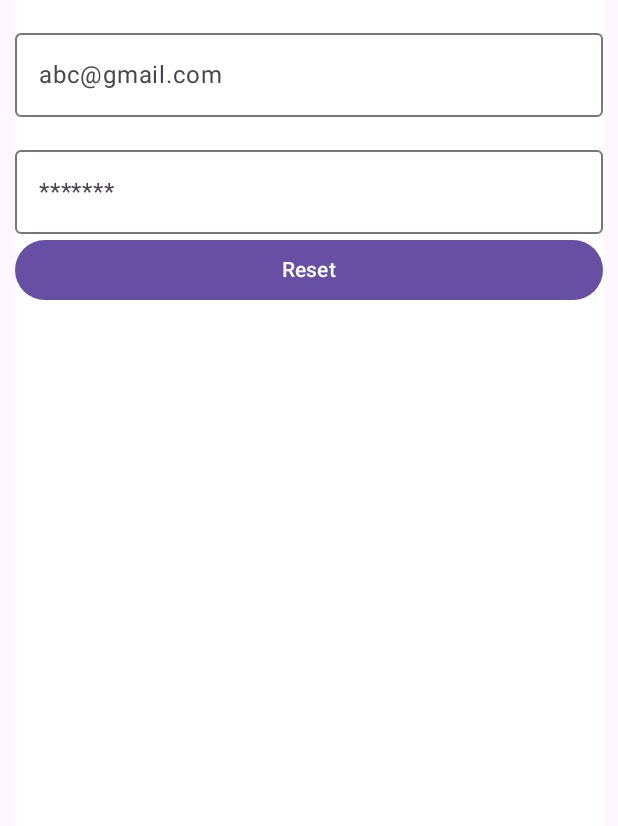
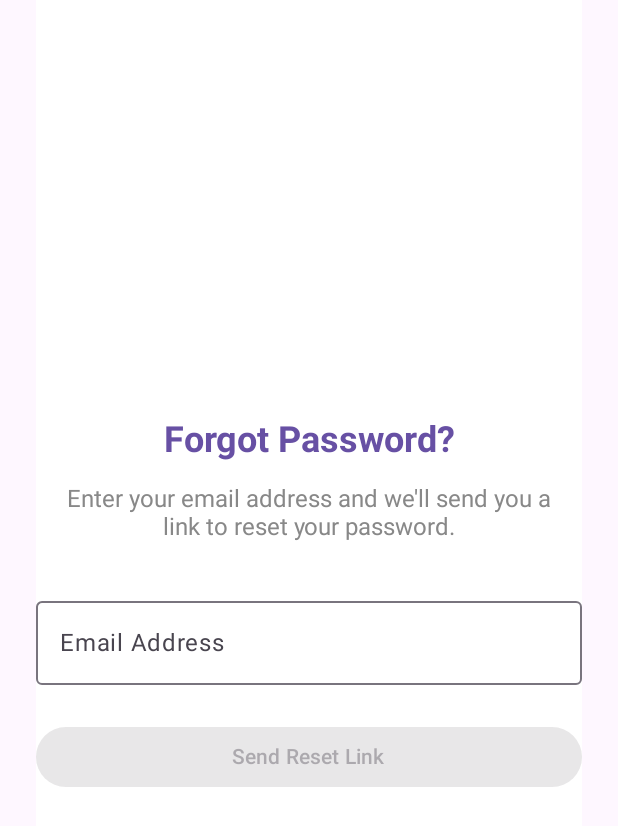
Before and after one commit to ddaav/IndividualProject, an Android app built with Jetpack Compose: the ForgetPasswordActivity screen opened directly, with no data from a screen before it, on a phone screen of 412 x 824 dp. Shown: the top 826 px of the screen. Run offline under Robolectric (Android 15) with nearby library versions, the phone set to English and light mode, and no system bars.

Commit message:
forget password

```diff
--- a/app/src/main/java/com/example/individualproject/ForgetPasswordActivity.kt
+++ b/app/src/main/java/com/example/individualproject/ForgetPasswordActivity.kt
@@ -1,20 +1,20 @@
 package com.example.individualproject
-
 
 import android.os.Bundle
 import androidx.activity.ComponentActivity
 import androidx.activity.compose.setContent
 import androidx.activity.enableEdgeToEdge
 import androidx.compose.foundation.background
+import androidx.compose.foundation.layout.Arrangement
 import androidx.compose.foundation.layout.Column
 import androidx.compose.foundation.layout.PaddingValues
-import androidx.compose.foundation.layout.Row
 import androidx.compose.foundation.layout.Spacer
 import androidx.compose.foundation.layout.fillMaxSize
 import androidx.compose.foundation.layout.fillMaxWidth
 import androidx.compose.foundation.layout.height
 import androidx.compose.foundation.layout.padding
 import androidx.compose.material3.Button
+import androidx.compose.material3.MaterialTheme
 import androidx.compose.material3.OutlinedTextField
 import androidx.compose.material3.Scaffold
 import androidx.compose.material3.Text
@@ -26,8 +26,13 @@ import androidx.compose.runtime.setValue
 import androidx.compose.ui.Alignment
 import androidx.compose.ui.Modifier
 import androidx.compose.ui.graphics.Color
+import androidx.compose.ui.text.font.FontWeight
+import androidx.compose.ui.text.input.KeyboardType
+import androidx.compose.ui.text.style.TextAlign
 import androidx.compose.ui.tooling.preview.Preview
 import androidx.compose.ui.unit.dp
+import androidx.compose.ui.unit.sp
+import androidx.compose.foundation.text.KeyboardOptions
 
 class ForgetPasswordActivity : ComponentActivity() {
     override fun onCreate(savedInstanceState: Bundle?) {
@@ -41,57 +46,91 @@ class ForgetPasswordActivity : ComponentActivity() {
     }
 }
 
-
 @Composable
 fun ForgetBody(innerPaddingValues: PaddingValues) {
+    var email by remember { mutableStateOf("") }
+    var isLoading by remember { mutableStateOf(false) }
+    var message by remember { mutableStateOf("") }
 
-    var email by remember { mutableStateOf("") }
-    var password by remember { mutableStateOf("") }
+    Column(
+        modifier = Modifier
+            .padding(innerPaddingValues)
+            .padding(horizontal = 24.dp)
+            .fillMaxSize()
+            .background(color = Color.White),
+        verticalArrangement = Arrangement.Center,
+        horizontalAlignment = Alignment.CenterHorizontally
+    ) {
+        // Title
+        Text(
+            text = "Forgot Password?",
+            fontSize = 24.sp,
+            fontWeight = FontWeight.Bold,
+            color = MaterialTheme.colorScheme.primary
+        )
 
+        Spacer(modifier = Modifier.height(16.dp))
 
-    Column (modifier = Modifier
-        .padding(innerPaddingValues).padding(horizontal = 10.dp)
-        .fillMaxSize()
-        .background(color = Color.White)){
-        Row (verticalAlignment = Alignment.CenterVertically){
+        // Description
+        Text(
+            text = "Enter your email address and we'll send you a link to reset your password.",
+            fontSize = 16.sp,
+            textAlign = TextAlign.Center,
+            color = Color.Gray,
+            modifier = Modifier.padding(horizontal = 16.dp)
+        )
 
-            Spacer(modifier = Modifier.height(100.dp))
-            OutlinedTextField(
-                value = email,
-                onValueChange = {
-                    email = it
-                },
-                placeholder = {
-                    Text("abc@gmail.com")
-                },
-                modifier = Modifier.fillMaxWidth()
-            )
-            Spacer(modifier = Modifier.height(10.dp))
+        Spacer(modifier = Modifier.height(32.dp))
 
-        }
+        // Email input field
         OutlinedTextField(
-            value = password,
-            onValueChange = {
-                password = it
+            value = email,
+            onValueChange = { email = it },
+            label = { Text("Email Address") },
+            placeholder = { Text("abc@gmail.com") },
+            keyboardOptions = KeyboardOptions(keyboardType = KeyboardType.Email),
+            modifier = Modifier.fillMaxWidth(),
+            singleLine = true
+        )
+
+        Spacer(modifier = Modifier.height(24.dp))
+
+        // Reset button
+        Button(
+            onClick = {
+                if (email.isNotEmpty() && android.util.Patterns.EMAIL_ADDRESS.matcher(email).matches()) {
+                    isLoading = true
+                    message = ""
+                    // TODO: Implement password reset logic here
+                    // For now, just simulate success
+                    message = "Password reset link sent to $email"
+                    isLoading = false
+                } else {
+                    message = "Please enter a valid email address"
+                }
             },
-            placeholder = {
-                Text("*******")
-            },
-            modifier = Modifier.fillMaxWidth()
-        )
-        Button(onClick = {},
-            modifier = Modifier.fillMaxWidth()) {
-            Text("Reset")
+            modifier = Modifier.fillMaxWidth(),
+            enabled = !isLoading && email.isNotEmpty()
+        ) {
+            Text(if (isLoading) "Sending..." else "Send Reset Link")
         }
 
+        Spacer(modifier = Modifier.height(16.dp))
+
+        // Message display
+        if (message.isNotEmpty()) {
+            Text(
+                text = message,
+                color = if (message.contains("sent")) Color.Green else Color.Red,
+                textAlign = TextAlign.Center,
+                modifier = Modifier.padding(horizontal = 16.dp)
+            )
+        }
     }
-
-
 }
 
 @Preview(showBackground = true)
 @Composable
 fun ForgetPreview() {
     ForgetBody(innerPaddingValues = PaddingValues(0.dp))
-
 }
```
